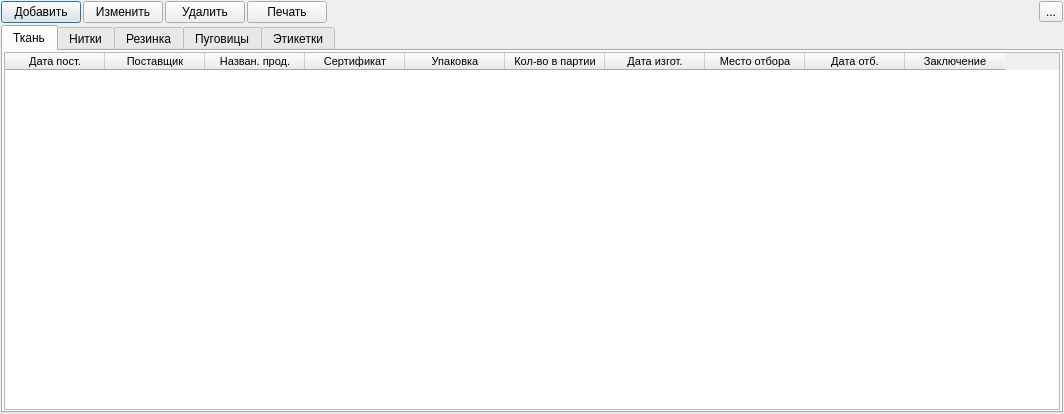
Above: ui/audit.ui from Meller008/CRM-Avi before the change. Below: the same form after it.
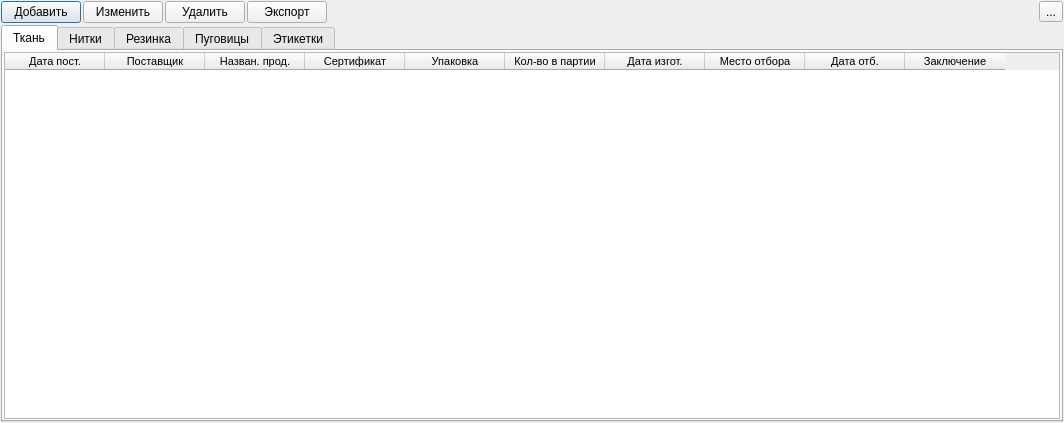
That is the form after the change.

```diff
--- a/ui/audit.ui
+++ b/ui/audit.ui
@@ -7,7 +7,7 @@
     <x>0</x>
     <y>0</y>
     <width>1064</width>
-    <height>414</height>
+    <height>423</height>
    </rect>
   </property>
   <property name="windowTitle">
@@ -75,7 +75,7 @@
           <bool>false</bool>
          </attribute>
          <attribute name="verticalHeaderDefaultSectionSize">
-          <number>20</number>
+          <number>22</number>
          </attribute>
          <attribute name="verticalHeaderMinimumSectionSize">
           <number>18</number>
@@ -565,7 +565,7 @@
      <item>
       <widget class="QPushButton" name="pushButton_4">
        <property name="text">
-        <string>Печать</string>
+        <string>Экспорт</string>
        </property>
       </widget>
      </item>
```
Left out of the diff: 136 changed lines with no effect on the pictures.
